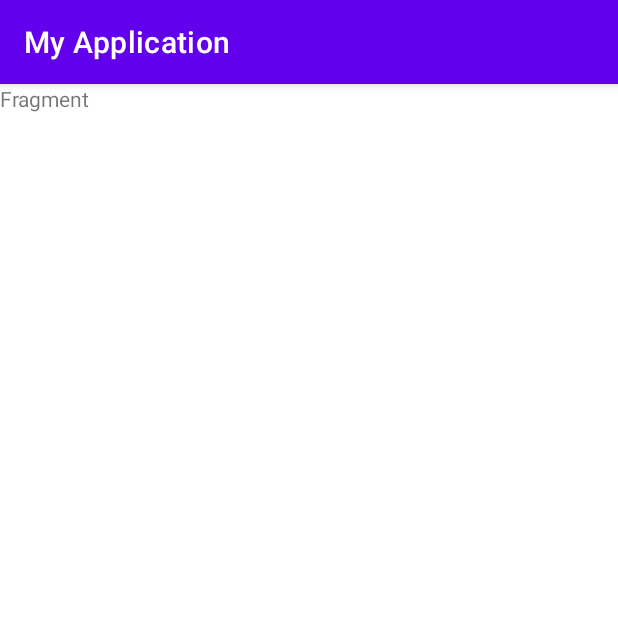
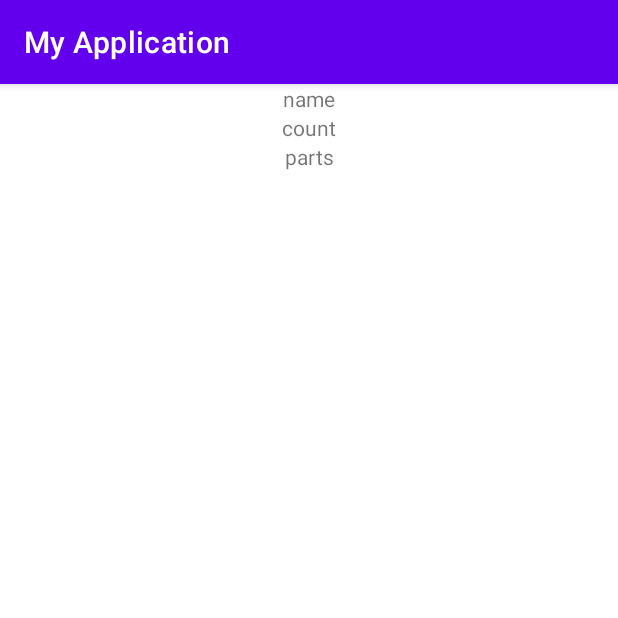
Before and after one commit to umutbayramoglu/cost-calculation, an Android app: the screen it shows after launch (MainActivity), on a phone screen of 412 x 824 dp, the top half of it. Run offline under Robolectric (Android 15) with nearby library versions, the phone set to English and light mode, and no system bars; our stand-ins replace Room's generated code; libraries missing offline, so code that uses them is left out: com.jakewharton.threetenabp, org.modelmapper; 1 statement that could not run was skipped.

Commit message:
Delete comment
Signed-off-by: Umut Emre Bayramoğlu <umut265@gmail.com>

```diff
--- a/app/src/main/java/com/ueb/cost_calculation/base/ui/activity/MainActivity.kt
+++ b/app/src/main/java/com/ueb/cost_calculation/base/ui/activity/MainActivity.kt
@@ -13,15 +13,6 @@ class MainActivity : BaseActivity(), AndroidScopeComponent {
 
         setContentView(R.layout.activity_main)
         startPageFragment(CostCalculatorFragment.newInstance())
-
-        /*GlobalScope.launch(Dispatchers.Main) {
-            val dataSource = CostCalculatorNetworkDataSourceImpl()
-            dataSource.getItems()
-
-            val items = dataSource.fetchedItems.observe(this@MainActivity, Observer {
-                Log.e("MainActivity" , it.name +" "+ it.count)
-            })
-        }*/
     }
 
     override val scope: Scope by activityScope()
--- a/app/src/main/res/layout/cost_calculator_fragment.xml
+++ b/app/src/main/res/layout/cost_calculator_fragment.xml
@@ -1,13 +1,37 @@
 <?xml version="1.0" encoding="utf-8"?>
-<FrameLayout xmlns:android="http://schemas.android.com/apk/res/android"
+<androidx.constraintlayout.widget.ConstraintLayout xmlns:android="http://schemas.android.com/apk/res/android"
     xmlns:tools="http://schemas.android.com/tools"
     android:layout_width="match_parent"
     android:layout_height="match_parent"
+    xmlns:app="http://schemas.android.com/apk/res-auto"
     tools:context=".cost_calculator.ui.fragment.CostCalculatorFragment">
 
     <TextView
-        android:layout_width="match_parent"
-        android:layout_height="match_parent"
-        android:text="Fragment" />
+        android:id="@+id/itemName"
+        android:layout_width="wrap_content"
+        android:layout_height="wrap_content"
+        android:text="name"
+        app:layout_constraintTop_toTopOf="parent"
+        app:layout_constraintEnd_toEndOf="parent"
+        app:layout_constraintStart_toStartOf="parent" />
 
-</FrameLayout>
+    <TextView
+        android:id="@+id/itemCount"
+        android:layout_width="wrap_content"
+        android:layout_height="wrap_content"
+        app:layout_constraintTop_toBottomOf="@+id/itemName"
+        app:layout_constraintEnd_toEndOf="parent"
+        app:layout_constraintStart_toStartOf="parent"
+        android:text="count" />
+
+    <TextView
+        android:id="@+id/itemParts"
+        android:layout_width="wrap_content"
+        android:layout_height="wrap_content"
+        app:layout_constraintTop_toBottomOf="@+id/itemCount"
+        app:layout_constraintEnd_toEndOf="parent"
+        app:layout_constraintStart_toStartOf="parent"
+        android:textSize="14dp"
+        android:text="parts" />
+
+</androidx.constraintlayout.widget.ConstraintLayout>
```
